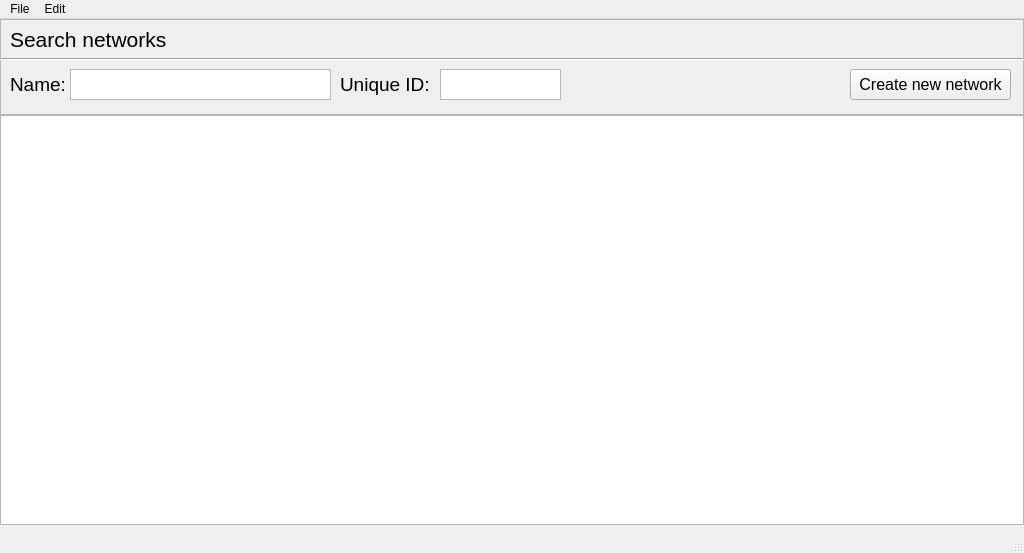
Before: the Qt Designer form editor/UI/UI_MainWindow.ui in leiftiger/EG_Tools, drawn with Qt 5.
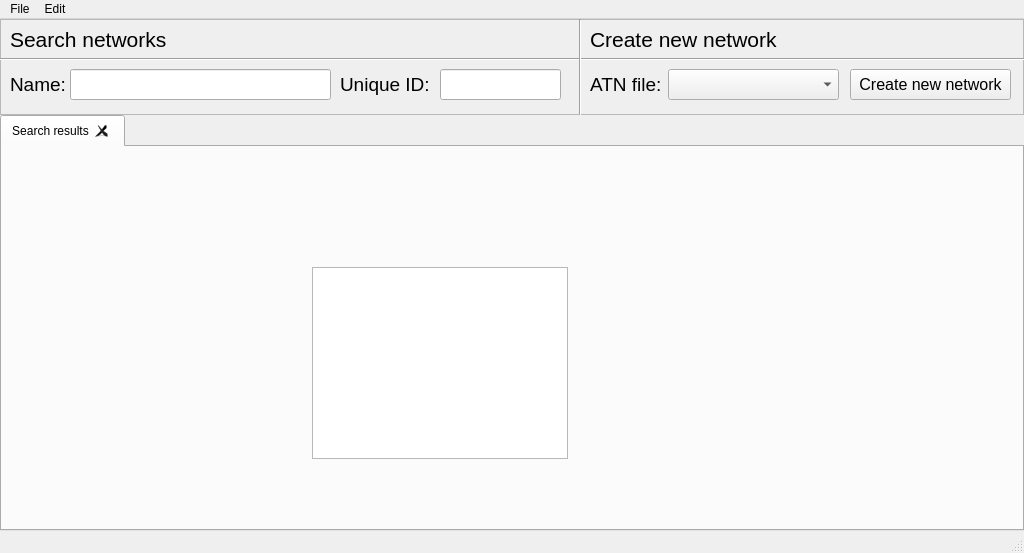
After: the same form once the commit is applied.

```diff
--- a/editor/UI/UI_MainWindow.ui
+++ b/editor/UI/UI_MainWindow.ui
@@ -104,7 +104,7 @@
         <string>Name:</string>
        </property>
       </widget>
-      <widget class="QPlainTextEdit" name="textName">
+      <widget class="QLineEdit" name="textName">
        <property name="geometry">
         <rect>
          <x>70</x>
@@ -121,13 +121,7 @@
        <property name="inputMethodHints">
         <set>Qt::ImhNone</set>
        </property>
-       <property name="verticalScrollBarPolicy">
-        <enum>Qt::ScrollBarAlwaysOff</enum>
-       </property>
-       <property name="horizontalScrollBarPolicy">
-        <enum>Qt::ScrollBarAlwaysOff</enum>
-       </property>
-       <property name="plainText">
+       <property name="plainText" stdset="0">
         <string/>
        </property>
       </widget>
@@ -144,7 +138,7 @@
         <enum>Qt::Horizontal</enum>
        </property>
       </widget>
-      <widget class="QPlainTextEdit" name="textUniqueID">
+      <widget class="QLineEdit" name="textUniqueID">
        <property name="geometry">
         <rect>
          <x>440</x>
@@ -161,13 +155,7 @@
        <property name="inputMethodHints">
         <set>Qt::ImhDigitsOnly</set>
        </property>
-       <property name="verticalScrollBarPolicy">
-        <enum>Qt::ScrollBarAlwaysOff</enum>
-       </property>
-       <property name="horizontalScrollBarPolicy">
-        <enum>Qt::ScrollBarAlwaysOff</enum>
-       </property>
-       <property name="plainText">
+       <property name="plainText" stdset="0">
         <string/>
        </property>
       </widget>
@@ -189,7 +177,7 @@
         <string>Unique ID:</string>
        </property>
       </widget>
-      <widget class="QPushButton" name="pushButton">
+      <widget class="QPushButton" name="buttonNewNetwork">
        <property name="geometry">
         <rect>
          <x>850</x>
@@ -210,28 +198,118 @@
         <string>Create new network</string>
        </property>
       </widget>
+      <widget class="QComboBox" name="comboATNList">
+       <property name="geometry">
+        <rect>
+         <x>668</x>
+         <y>50</y>
+         <width>171</width>
+         <height>31</height>
+        </rect>
+       </property>
+      </widget>
+      <widget class="Line" name="line_2">
+       <property name="geometry">
+        <rect>
+         <x>560</x>
+         <y>0</y>
+         <width>41</width>
+         <height>101</height>
+        </rect>
+       </property>
+       <property name="orientation">
+        <enum>Qt::Vertical</enum>
+       </property>
+      </widget>
+      <widget class="QLabel" name="label_4">
+       <property name="geometry">
+        <rect>
+         <x>590</x>
+         <y>10</y>
+         <width>201</width>
+         <height>21</height>
+        </rect>
+       </property>
+       <property name="font">
+        <font>
+         <pointsize>16</pointsize>
+        </font>
+       </property>
+       <property name="text">
+        <string>Create new network</string>
+       </property>
+      </widget>
+      <widget class="QLabel" name="label_5">
+       <property name="geometry">
+        <rect>
+         <x>590</x>
+         <y>50</y>
+         <width>81</width>
+         <height>31</height>
+        </rect>
+       </property>
+       <property name="font">
+        <font>
+         <pointsize>14</pointsize>
+        </font>
+       </property>
+       <property name="text">
+        <string>ATN file:</string>
+       </property>
+      </widget>
       <zorder>line</zorder>
       <zorder>label</zorder>
       <zorder>label_2</zorder>
       <zorder>textName</zorder>
       <zorder>textUniqueID</zorder>
       <zorder>label_3</zorder>
-      <zorder>pushButton</zorder>
+      <zorder>buttonNewNetwork</zorder>
+      <zorder>comboATNList</zorder>
+      <zorder>line_2</zorder>
+      <zorder>label_4</zorder>
+      <zorder>label_5</zorder>
      </widget>
     </item>
     <item row="2" column="0">
      <layout class="QVBoxLayout" name="verticalLayout_2">
       <item>
-       <widget class="QListView" name="searchResults"/>
-      </item>
-      <item>
-       <widget class="QFrame" name="searchNetworkFrame">
-        <property name="frameShape">
-         <enum>QFrame::StyledPanel</enum>
+       <widget class="QTabWidget" name="tabWidget">
+        <property name="tabShape">
+         <enum>QTabWidget::Rounded</enum>
         </property>
-        <property name="frameShadow">
-         <enum>QFrame::Raised</enum>
+        <property name="currentIndex">
+         <number>0</number>
         </property>
+        <property name="elideMode">
+         <enum>Qt::ElideNone</enum>
+        </property>
+        <property name="tabsClosable">
+         <bool>true</bool>
+        </property>
+        <property name="movable">
+         <bool>true</bool>
+        </property>
+        <property name="tabBarAutoHide">
+         <bool>false</bool>
+        </property>
+        <widget class="QWidget" name="tabSearchResults">
+         <property name="enabled">
+          <bool>true</bool>
+         </property>
+         <attribute name="title">
+          <string>Search results</string>
+         </attribute>
+         <widget class="QListWidget" name="listSearchResults">
+          <property name="geometry">
+           <rect>
+            <x>310</x>
+            <y>120</y>
+            <width>256</width>
+            <height>192</height>
+           </rect>
+          </property>
+         </widget>
+        </widget>
        </widget>
       </item>
      </layout>
```
